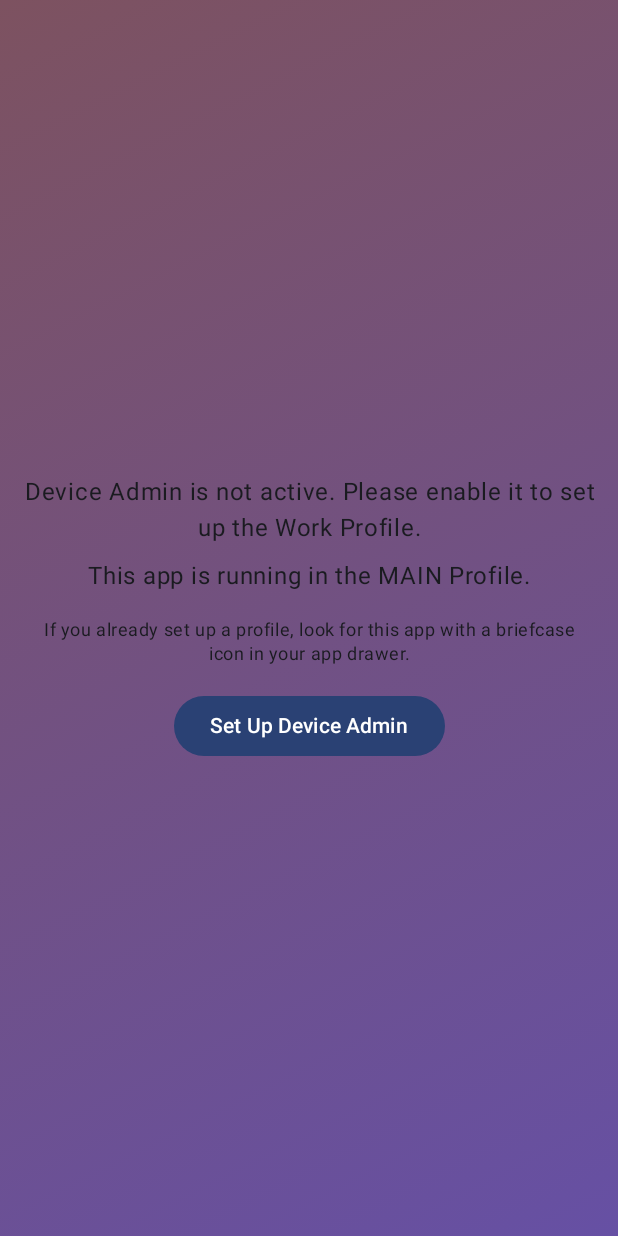
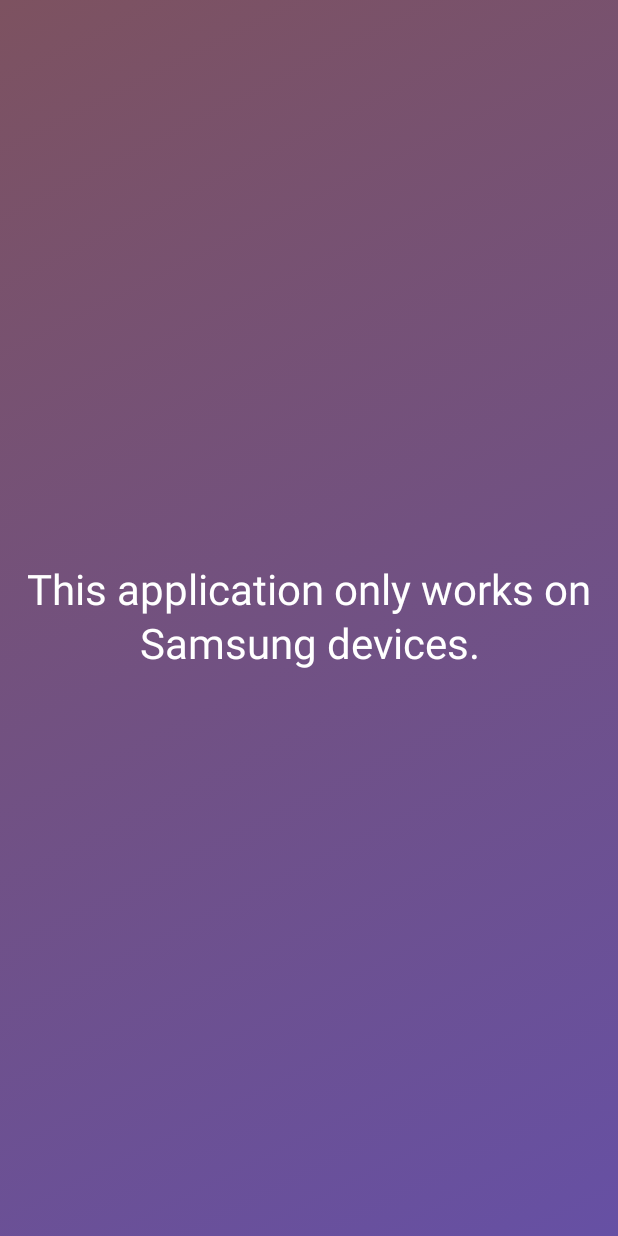
Before and after one commit to Celadonz/Android-Work-Profile-Manager, an Android app built with Jetpack Compose: the screen it shows after launch (MainActivity), on a phone screen of 412 x 824 dp. Run offline under Robolectric (Android 15) with nearby library versions, the phone set to English and light mode, and no system bars.

Commit message:
1767911906

```diff
--- a/app/src/main/java/com/mallick/nil/profilemanager/MainActivity.kt
+++ b/app/src/main/java/com/mallick/nil/profilemanager/MainActivity.kt
@@ -4,8 +4,9 @@ import android.app.admin.DevicePolicyManager
 import android.content.ComponentName
 import android.content.Context
 import android.content.Intent
-import android.content.pm.PackageManager
+import android.os.Build
 import android.os.Bundle
+import android.os.UserManager
 import android.util.Log
 import android.widget.Toast
 import androidx.activity.ComponentActivity
@@ -21,18 +22,19 @@ import androidx.compose.material3.Button
 import androidx.compose.material3.Scaffold
 import androidx.compose.material3.Text
 import androidx.compose.runtime.Composable
+import androidx.compose.runtime.getValue
+import androidx.compose.runtime.mutableStateOf
+import androidx.compose.runtime.setValue
 import androidx.compose.ui.Alignment
 import androidx.compose.ui.Modifier
 import androidx.compose.ui.geometry.Offset
 import androidx.compose.ui.graphics.Brush
 import androidx.compose.ui.text.style.TextAlign
 import androidx.compose.ui.unit.dp
-import androidx.compose.runtime.getValue
-import androidx.compose.runtime.mutableStateOf
-import androidx.compose.runtime.setValue
+import com.mallick.nil.profilemanager.ui.theme.Pink40
 import com.mallick.nil.profilemanager.ui.theme.ProfileManagerTheme
 import com.mallick.nil.profilemanager.ui.theme.Purple40
-import com.mallick.nil.profilemanager.ui.theme.Pink40
+
 
 class MainActivity : ComponentActivity() {
     private lateinit var devicePolicyManager: DevicePolicyManager
@@ -74,6 +76,7 @@ class MainActivity : ComponentActivity() {
                         isAdminActive = isAdminActive,
                         isRunningInWorkProfile = isRunningInWorkProfile,
                         hasOtherProfiles = hasOtherProfiles,
+                        isSamsungDevice = isSamsungDevice(),
                         onProvisionClick = { provisionManagedProfile() },
                         onActivateAdminClick = { activateDeviceAdmin() },
                         onInstallAppClick = { packageName -> installAppInProfile(packageName) },
@@ -89,25 +92,60 @@ class MainActivity : ComponentActivity() {
         updateProfileStatus()
     }
 
+    fun isSamsungDevice(): Boolean {
+        return Build.MANUFACTURER.equals("samsung", ignoreCase = true)
+    }
+
+    fun Context.hasWorkProfile(): Boolean {
+        val userManager = getSystemService(UserManager::class.java)
+        // Owner profile will see exactly one extra profile if Work Profile exists
+        Log.i("ProfileManager", "userProfiles: ${userManager.userProfiles}")
+        return userManager.userProfiles.size > 3
+    }
+
+    fun Context.isRunningInWorkProfile(): Boolean {
+        val userManager = getSystemService(UserManager::class.java)
+        return userManager.isManagedProfile
+    }
+
+
     private fun updateProfileStatus() {
         val isOwner = devicePolicyManager.isProfileOwnerApp(packageName)
         val isActive = devicePolicyManager.isAdminActive(adminComponentName)
 
         val userManager = getSystemService(Context.USER_SERVICE) as android.os.UserManager
+
+        /*var hasWorkProfile = false*/
+
         val profiles = userManager.userProfiles
 
-        val isMainProfile = if (android.os.Build.VERSION.SDK_INT >= android.os.Build.VERSION_CODES.R) {
+        /*for (user in profiles) {
+            Log.i("ProfileManager", "user: $user")
+            if (userManager.isManagedProfile) {
+                hasWorkProfile = true
+                break
+            }
+        }*/
+
+        Log.i("ProfileManager", "manufacturer: ${isSamsungDevice()}")
+
+        val hasWorkProfile = hasWorkProfile()
+
+        Log.i("ProfileManager", "hasWorkProfile: $hasWorkProfile")
+
+
+        /*val isMainProfile = if (android.os.Build.VERSION.SDK_INT >= android.os.Build.VERSION_CODES.R) {
             !userManager.isManagedProfile
         } else {
             // Fallback for older APIs if needed, but isProfileOwnerApp usually suffices
             !devicePolicyManager.isProfileOwnerApp(packageName)
-        }
+        }*/
 
         val hasOthers = profiles.any { it != android.os.Process.myUserHandle() }
 
         isProfileOwner = isOwner
         isAdminActive = isActive
-        isRunningInWorkProfile = !isMainProfile
+        isRunningInWorkProfile = false
         hasOtherProfiles = hasOthers
 
         Log.e("ProfileManager", "$isProfileOwner $isActive $isRunningInWorkProfile $hasOthers")
@@ -176,6 +214,7 @@ fun MainScreen(
     isAdminActive: Boolean,
     isRunningInWorkProfile: Boolean,
     hasOtherProfiles: Boolean,
+    isSamsungDevice: Boolean,
     onProvisionClick: () -> Unit,
     onActivateAdminClick: () -> Unit,
     onInstallAppClick: (String) -> Unit,
@@ -195,6 +234,14 @@ fun MainScreen(
         horizontalAlignment = Alignment.CenterHorizontally,
         verticalArrangement = Arrangement.Center
     ) {
+        if (!isSamsungDevice) {
+            Text(
+                text = "This application only works on Samsung devices.",
+                color = androidx.compose.ui.graphics.Color.White,
+                textAlign = TextAlign.Center,
+                style = androidx.compose.material3.MaterialTheme.typography.headlineMedium
+            )
+        } else {
             Text(
                 text = if (isProfileOwner) {
                     "This app is the owner of the Work Profile."
@@ -295,3 +342,4 @@ fun MainScreen(
             }
         }
     }
+}
```
Also changed, not shown: 1 other file. Lines whose indentation alone changed are shown as unchanged.
